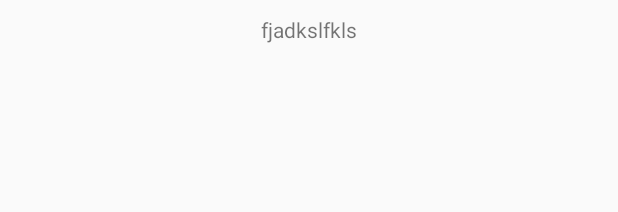
After one commit to cardasiano94/Apprise, an Android app: the layout event_list_item.xml on its own in the app's theme, with its tools: preview values and no code run, on a phone screen of 412 x 824 dp. The commit adds this screen. Shown: the top 212 px of the screen. Run offline under Robolectric (Android 15) with nearby library versions, the phone set to English and light mode, and no system bars.

Commit message:
Home con listview personalizada

```diff
--- a/app/src/main/java/com/example/cgallegu/apprise/KmlInfoActivity.java
+++ b/app/src/main/java/com/example/cgallegu/apprise/KmlInfoActivity.java
@@ -19,7 +19,7 @@ public class KmlInfoActivity extends AppCompatActivity {
 
         String nameText = characteristics.getString("EXTRA_MESSAGE");
         String descriptionText = characteristics.getString("DESCRIPTION");
-        //setTitle(name);
+
         TextView name = (TextView)findViewById(R.id.kml_info_name);
         TextView description = (TextView)findViewById(R.id.kml_info_description);
 
--- /dev/null
+++ b/app/src/main/res/layout/event_list_item.xml
@@ -0,0 +1,7 @@
+<TextView android:id="@+id/event_list_item_main_text"
+    android:layout_width="match_parent"
+    android:layout_height="wrap_content"
+    android:padding="@dimen/padding_title"
+    android:text="fjadkslfkls"
+    android:textAlignment="center"
+    xmlns:android="http://schemas.android.com/apk/res/android" />
--- a/app/src/main/res/values/dimens.xml
+++ b/app/src/main/res/values/dimens.xml
@@ -9,5 +9,5 @@
     <dimen name="padding_description">8dp</dimen>
     <dimen name="padding_card_view">10dp</dimen>
     <dimen name="layout_margin">10dp</dimen>
-    <dimen name="title_size">20dp</dimen>
+    <dimen name="title_size">20sp</dimen>
 </resources>
```
Also changed, not shown: app/src/main/java/com/example/cgallegu/apprise/EventListActivity.java (+8 -2 lines), app/src/main/res/layout/activity_event_list.xml (+16 -10 lines).
